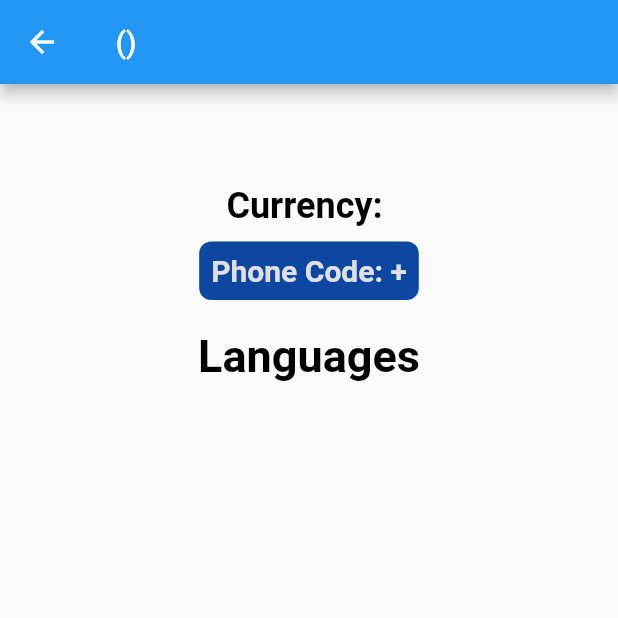
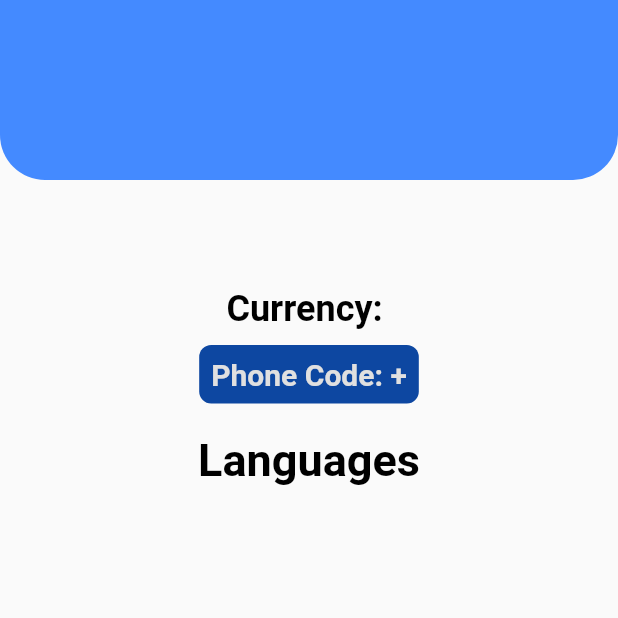
Before and after one commit to kuntal-nandi/counry_ddd, a Flutter app: the CountryDetails screen opened directly with empty values, after a tap on "Close", on a phone screen of 412 x 824 dp, the top half of it. Run offline on Flutter 3.47's test engine with Material 2 defaults, Android fonts, the phone set to English and light mode, and no system bars; our stand-ins replace auto_route, dartz, flutter_bloc, freezed_annotation, get_it, graphql_flutter; network calls fail.

Commit message:
ui update

```diff
--- a/lib/application/country/country_state.dart
+++ b/lib/application/country/country_state.dart
@@ -6,11 +6,13 @@ class CountryState with _$CountryState {
   const factory CountryState({
     required List<Country> countriesList,
     required bool isFetching,
+    required List<String> languageList,
     required Option<Either<ApiFailure, dynamic>> failureOrSuccessOption,
   }) = _CountryState;
   factory CountryState.initial() => CountryState(
     countriesList: [],
     isFetching: false,
     failureOrSuccessOption: none(),
+    languageList: [],
   );
 }
--- a/lib/presentation/country/country_details_page.dart
+++ b/lib/presentation/country/country_details_page.dart
@@ -8,11 +8,31 @@ class CountryDetails extends StatelessWidget {
   @override
   Widget build(BuildContext context) {
     return Scaffold(
-      appBar: AppBar(
-        title: Text('${country.name} (${country.code})'),
+      body: Column(
+          crossAxisAlignment: CrossAxisAlignment.center,
+          mainAxisAlignment: MainAxisAlignment.start,
+          children: [
+            Container(
+              width: double.infinity,
+              height: 120,
+              alignment: Alignment.bottomCenter,
+              padding: const EdgeInsets.only(bottom: 20, left: 16, right: 16),
+              decoration: const BoxDecoration(
+                  color: Colors.blueAccent,
+                  borderRadius: BorderRadius.only(
+                      bottomLeft: Radius.circular(30),
+                      bottomRight: Radius.circular(30))),
+              child: Text(
+                '${country.name} ${country.code}',
+                style: const TextStyle(
+                    fontSize: 28,
+                    fontWeight: FontWeight.w700,
+                    color: Colors.white),
               ),
-      body: Container(
-        padding: const EdgeInsets.only(left: 16, right: 16, top: 10),
+            ),
+            Expanded(
+              child: Padding(
+                padding: const EdgeInsets.only(left: 16, right: 16, top: 15),
                 child: Column(
                   crossAxisAlignment: CrossAxisAlignment.center,
                   mainAxisAlignment: MainAxisAlignment.start,
@@ -30,12 +50,14 @@ class CountryDetails extends StatelessWidget {
                         const SizedBox(
                           width: 20,
                         ),
-                  Text(
+                        Expanded(
+                          child: Text(
                             country.native,
                             style: const TextStyle(
                                 fontSize: 22,
                                 fontWeight: FontWeight.w400,
                                 color: Colors.black),
+                          ),
                         ),
                       ],
                     ),
@@ -79,15 +101,15 @@ class CountryDetails extends StatelessWidget {
                       child: ListView.builder(
                           padding: const EdgeInsets.only(top: 10),
                           itemCount: country.languages.length,
-                  itemBuilder: (BuildContext context,int index) {
+                          itemBuilder: (BuildContext context, int index) {
                             return Container(
                               width: double.infinity,
-                    margin: const EdgeInsets.only(top: 5,bottom: 5),
-                    padding: const EdgeInsets.only(left: 16,right: 16,top: 8,bottom: 8),
+                              margin: const EdgeInsets.only(top: 5, bottom: 5),
+                              padding: const EdgeInsets.only(
+                                  left: 16, right: 16, top: 8, bottom: 8),
                               decoration: BoxDecoration(
                                   borderRadius: BorderRadius.circular(12),
-                      color: Colors.blueAccent.shade100
-                    ),
+                                  color: Colors.blueAccent.shade100),
                               child: Column(
                                   crossAxisAlignment: CrossAxisAlignment.start,
                                   children: [
@@ -98,7 +120,9 @@ class CountryDetails extends StatelessWidget {
                                           fontWeight: FontWeight.bold,
                                           color: Colors.black),
                                     ),
-                      const SizedBox(height: 4,),
+                                    const SizedBox(
+                                      height: 4,
+                                    ),
                                     Text(
                                       'Language Code: ${country.languages[index].code}',
                                       style: const TextStyle(
@@ -106,7 +130,9 @@ class CountryDetails extends StatelessWidget {
                                           fontWeight: FontWeight.w700,
                                           color: Colors.black),
                                     ),
-                      const SizedBox(height: 4,),
+                                    const SizedBox(
+                                      height: 4,
+                                    ),
                                     Text(
                                       'Native: ${country.languages[index].native}',
                                       style: const TextStyle(
@@ -114,40 +140,53 @@ class CountryDetails extends StatelessWidget {
                                           fontWeight: FontWeight.w700,
                                           color: Colors.black),
                                     ),
-                      const SizedBox(height: 4,),
+                                    const SizedBox(
+                                      height: 4,
+                                    ),
                                     country.languages[index].rtl
                                         ? Container(
                                             height: 30,
                                             width: 120,
                                             alignment: Alignment.center,
-                        decoration: BoxDecoration(color: Colors.red.shade700,
-                        borderRadius: BorderRadius.circular(12)
-                        ),
-                        child: const Text('Right To Left',style: TextStyle(
+                                            decoration: BoxDecoration(
+                                                color: Colors.red.shade700,
+                                                borderRadius:
+                                                    BorderRadius.circular(12)),
+                                            child: const Text(
+                                              'Right To Left',
+                                              style: TextStyle(
                                                   fontSize: 16,
                                                   fontWeight: FontWeight.w700,
-                          color: Colors.white
-                        ),),
+                                                  color: Colors.white),
+                                            ),
                                           )
                                         : Container(
                                             height: 30,
                                             width: 120,
                                             alignment: Alignment.center,
-                        decoration: BoxDecoration(color: Colors.green.shade700,
-                        borderRadius: BorderRadius.circular(12)
-                        ),
-                        child: const Text('Left To Right',style: TextStyle(
+                                            decoration: BoxDecoration(
+                                                color: Colors.green.shade700,
+                                                borderRadius:
+                                                    BorderRadius.circular(12)),
+                                            child: const Text(
+                                              'Left To Right',
+                                              style: TextStyle(
                                                   fontSize: 16,
                                                   fontWeight: FontWeight.w700,
-                          color: Colors.white
-                        ),),
-                      ) ,
+                                                  color: Colors.white),
+                                            ),
+                                          ),
                                   ]),
                             );
                           }),
                     )
+                  ],
+                ),
+              ),
+            ),
+
+
           ]),
-      ),
     );
   }
 }
```
Also changed, not shown: lib/application/country/country_bloc.dart (+19 -2 lines), lib/presentation/country/countries_page.dart (+5 -7 lines), lib/presentation/country/settings/country_tile.dart (+9 -5 lines), lib/application/country/country_bloc.freezed.dart. Lines whose indentation alone changed are shown as unchanged.
